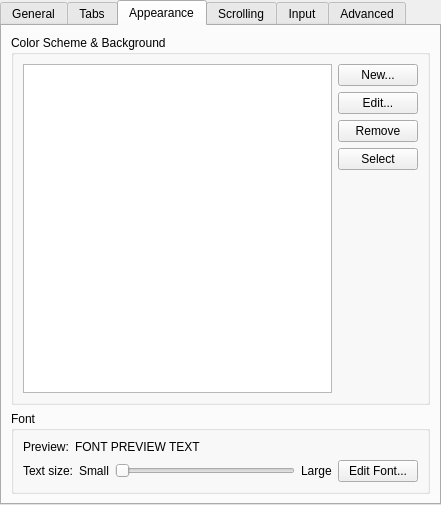
Old version of the form src/EditProfileDialog.ui in the repository KDE/konsole.
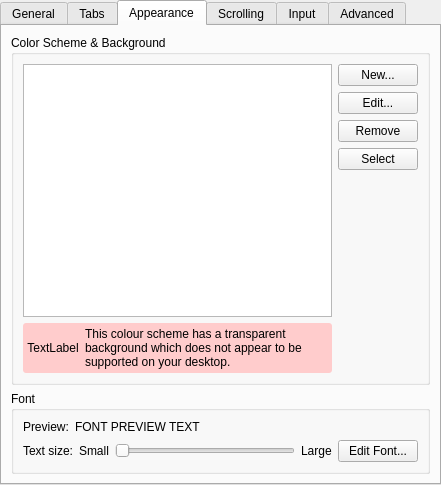
New version of the form. The open tabs and pages were chosen to show the change. Custom widgets are drawn as their Qt base class.

```diff
--- a/src/EditProfileDialog.ui
+++ b/src/EditProfileDialog.ui
@@ -6,7 +6,7 @@
     <x>0</x>
     <y>0</y>
     <width>441</width>
-    <height>505</height>
+    <height>485</height>
    </rect>
   </property>
   <layout class="QHBoxLayout" >
@@ -443,12 +443,59 @@
             </property>
             <property name="sizeHint" >
              <size>
-              <width>75</width>
-              <height>201</height>
+              <width>20</width>
+              <height>20</height>
              </size>
             </property>
            </spacer>
           </item>
+          <item row="5" column="0" >
+           <widget class="QWidget" native="1" name="transparencyWarningWidget" >
+            <property name="autoFillBackground" >
+             <bool>false</bool>
+            </property>
+            <property name="styleSheet" >
+             <string>* { background-color: #FFCCCC ; border-radius: 3px }</string>
+            </property>
+            <layout class="QHBoxLayout" >
+             <property name="leftMargin" >
+              <number>4</number>
+             </property>
+             <property name="topMargin" >
+              <number>4</number>
+             </property>
+             <property name="rightMargin" >
+              <number>4</number>
+             </property>
+             <property name="bottomMargin" >
+              <number>4</number>
+             </property>
+             <item>
+              <widget class="QLabel" name="transparencyWarningIcon" >
+               <property name="styleSheet" >
+                <string/>
+               </property>
+               <property name="text" >
+                <string>TextLabel</string>
+               </property>
+               <property name="alignment" >
+                <set>Qt::AlignCenter</set>
+               </property>
+              </widget>
+             </item>
+             <item>
+              <widget class="QLabel" name="transparencyWarningLabel" >
+               <property name="text" >
+                <string>This colour scheme has a transparent background which does not appear to be supported on your desktop.</string>
+               </property>
+               <property name="wordWrap" >
+                <bool>true</bool>
+               </property>
+              </widget>
+             </item>
+            </layout>
+           </widget>
+          </item>
          </layout>
         </widget>
        </item>
```
Left out of the diff: 10 changed lines with no effect on the pictures.
